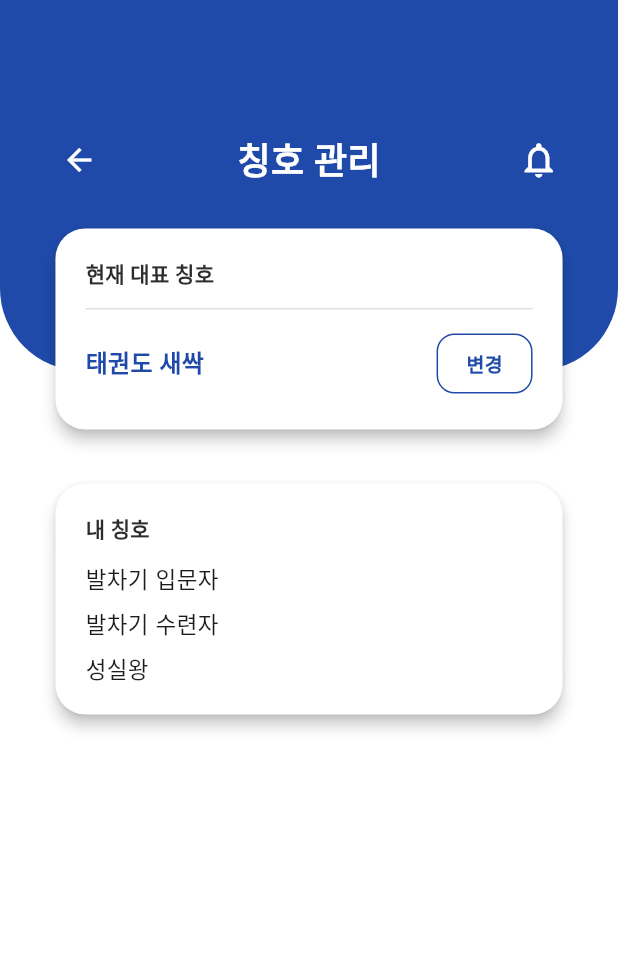
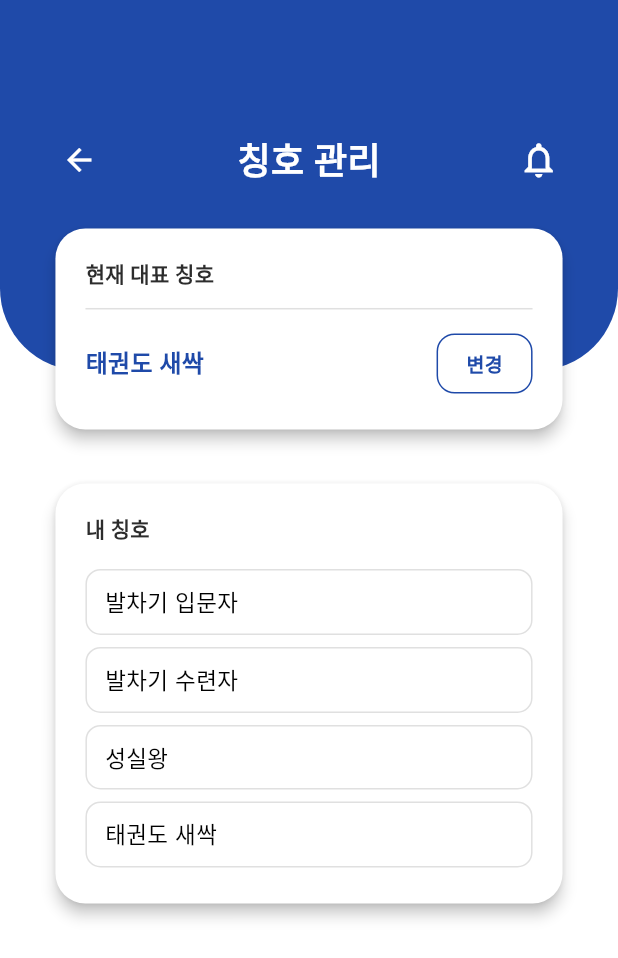
Before and after one commit to Taekwondo1906/taekwon, a Flutter app: the TitleManageScreen screen opened directly, on a phone screen of 412 x 824 dp. Shown: the top 958 px of the screen. Run offline on Flutter 3.47's test engine with Material 3 defaults, Android fonts, the phone set to English and light mode, and no system bars; our stand-ins replace device_preview, google_fonts, table_calendar.

Commit message:
⚡️ 칭호 변경 기능 구현

```diff
--- a/lib/mypage/title_manage_screen.dart
+++ b/lib/mypage/title_manage_screen.dart
@@ -2,16 +2,37 @@ import 'package:flutter/material.dart';
 import 'package:taekwon/decoration/color_palette.dart';
 import 'package:taekwon/notification/notification_screen.dart';
 
-class TitleManageScreen extends StatelessWidget {
+class TitleManageScreen extends StatefulWidget {
   const TitleManageScreen({super.key});
+
+  @override
+  State<TitleManageScreen> createState() => _TitleManageScreenState();
+}
+
+class _TitleManageScreenState extends State<TitleManageScreen> {
+  String currentTitle = '태권도 새싹'; // 현재 대표 칭호
+  String? selectedTitle; // 클릭된 칭호
+  final List<String> myTitles = ['발차기 입문자', '발차기 수련자', '성실왕', '태권도 새싹'];
 
   @override
   Widget build(BuildContext context) {
     final screenHeight = MediaQuery.of(context).size.height;
     final screenWidth = MediaQuery.of(context).size.width;
 
+    final bool isChanged =
+        selectedTitle != null && selectedTitle != currentTitle;
+
     return Scaffold(
-      body: Stack(
+      body: GestureDetector(
+        // 카드 밖 클릭 시 선택 취소
+        onTap: () {
+          FocusScope.of(context).unfocus();
+          setState(() {
+            selectedTitle = null;
+          });
+        },
+        behavior: HitTestBehavior.translucent, // 빈 공간 터치 감지
+        child: Stack(
           children: [
             Container(color: Colors.white),
             Container(
@@ -39,9 +60,7 @@ class TitleManageScreen extends StatelessWidget {
                         color: Colors.white,
                         size: 24,
                       ),
-                    onPressed: () {
-                      Navigator.pop(context);
-                    },
+                      onPressed: () => Navigator.pop(context),
                       splashRadius: 24,
                     ),
                     const Text(
@@ -74,7 +93,8 @@ class TitleManageScreen extends StatelessWidget {
                 ),
               ),
             ),
-          // 콘텐츠 위치 홈에 맞춤.
+
+            // 콘텐츠
             Positioned.fill(
               top: screenHeight * 0.18,
               left: screenWidth * 0.08,
@@ -106,24 +126,41 @@ class TitleManageScreen extends StatelessWidget {
                               ),
                             ),
                             const SizedBox(height: 12),
-                          // 구분선 추가
                             Divider(height: 1, color: Colors.grey.shade300),
                             const SizedBox(height: 12),
                             Row(
                               mainAxisAlignment: MainAxisAlignment.spaceBetween,
                               children: [
-                              const Text(
-                                '태권도 새싹',
-                                style: TextStyle(
+                                Text(
+                                  currentTitle,
+                                  style: const TextStyle(
                                     fontSize: 16,
                                     fontWeight: FontWeight.w600,
                                     color: mainColor,
                                   ),
                                 ),
                                 TextButton(
-                                onPressed: () {},
+                                  onPressed: isChanged
+                                      ? () {
+                                          if (selectedTitle == currentTitle)
+                                            return; // 같은 칭호면 무시
+                                          setState(() {
+                                            currentTitle = selectedTitle!;
+                                            selectedTitle = null;
+                                          });
+                                          ScaffoldMessenger.of(
+                                            context,
+                                          ).showSnackBar(
+                                            const SnackBar(
+                                              content: Text('대표 칭호가 변경되었습니다.'),
+                                            ),
+                                          );
+                                        }
+                                      : null,
                                   style: TextButton.styleFrom(
-                                  backgroundColor: Colors.white,
+                                    backgroundColor: isChanged
+                                        ? mainColor
+                                        : Colors.white,
                                     side: const BorderSide(color: mainColor),
                                     shape: RoundedRectangleBorder(
                                       borderRadius: BorderRadius.circular(12),
@@ -133,10 +170,12 @@ class TitleManageScreen extends StatelessWidget {
                                       vertical: 8,
                                     ),
                                   ),
-                                child: const Text(
+                                  child: Text(
                                     '변경',
                                     style: TextStyle(
-                                    color: mainColor,
+                                      color: isChanged
+                                          ? Colors.white
+                                          : mainColor,
                                       fontWeight: FontWeight.bold,
                                       fontSize: 13,
                                     ),
@@ -149,6 +188,7 @@ class TitleManageScreen extends StatelessWidget {
                       ),
                     ),
                     const SizedBox(height: 28),
+
                     // 내 칭호 카드
                     SizedBox(
                       width: double.infinity,
@@ -162,8 +202,8 @@ class TitleManageScreen extends StatelessWidget {
                           padding: const EdgeInsets.all(20),
                           child: Column(
                             crossAxisAlignment: CrossAxisAlignment.start,
-                          children: const [
-                            Text(
+                            children: [
+                              const Text(
                                 '내 칭호',
                                 style: TextStyle(
                                   fontSize: 14,
@@ -171,12 +211,50 @@ class TitleManageScreen extends StatelessWidget {
                                   color: labelColor,
                                 ),
                               ),
-                            SizedBox(height: 12),
-                            Text('발차기 입문자', style: TextStyle(fontSize: 15)),
-                            SizedBox(height: 8),
-                            Text('발차기 수련자', style: TextStyle(fontSize: 15)),
-                            SizedBox(height: 8),
-                            Text('성실왕', style: TextStyle(fontSize: 15)),
+                              const SizedBox(height: 12),
+                              for (var title in myTitles) ...[
+                                GestureDetector(
+                                  onTap: () {
+                                    setState(() {
+                                      selectedTitle = title;
+                                    });
+                                  },
+                                  onTapDown: (_) {}, // 내부 탭이 카드 외부 취소를 막지 않게 함
+                                  child: Container(
+                                    width: double.infinity,
+                                    padding: const EdgeInsets.symmetric(
+                                      vertical: 10,
+                                      horizontal: 12,
+                                    ),
+                                    margin: const EdgeInsets.symmetric(
+                                      vertical: 4,
+                                    ),
+                                    decoration: BoxDecoration(
+                                      color: selectedTitle == title
+                                          ? mainColor.withOpacity(0.15)
+                                          : Colors.white,
+                                      borderRadius: BorderRadius.circular(10),
+                                      border: Border.all(
+                                        color: selectedTitle == title
+                                            ? mainColor
+                                            : Colors.grey.shade300,
+                                      ),
+                                    ),
+                                    child: Text(
+                                      title,
+                                      style: TextStyle(
+                                        fontSize: 15,
+                                        color: selectedTitle == title
+                                            ? mainColor
+                                            : Colors.black,
+                                        fontWeight: selectedTitle == title
+                                            ? FontWeight.bold
+                                            : FontWeight.normal,
+                                      ),
+                                    ),
+                                  ),
+                                ),
+                              ],
                             ],
                           ),
                         ),
@@ -189,6 +267,7 @@ class TitleManageScreen extends StatelessWidget {
             ),
           ],
         ),
+      ),
     );
   }
 }
```
Lines whose indentation alone changed are shown as unchanged.
